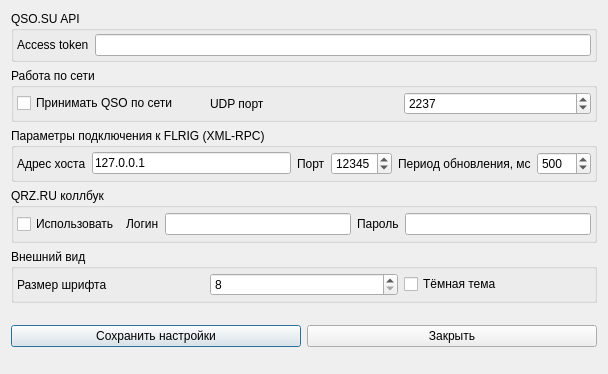
Above: settings.ui from qsosu/logger before the change. Below: the same form after it.
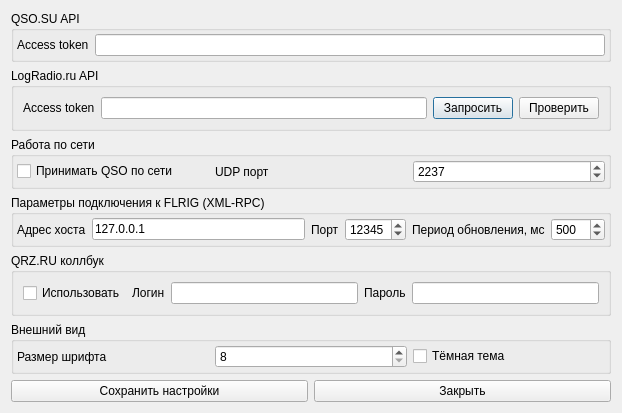
That is the form after the change. Icons and pictures are not drawn.

What changed in the file:
```diff
--- a/settings.ui
+++ b/settings.ui
@@ -6,8 +6,8 @@
    <rect>
     <x>0</x>
     <y>0</y>
-    <width>608</width>
-    <height>374</height>
+    <width>622</width>
+    <height>382</height>
    </rect>
   </property>
   <property name="windowTitle">
@@ -49,6 +49,51 @@
      </layout>
     </widget>
    </item>
+   <item>
+    <widget class="QGroupBox" name="groupBox_7">
+     <property name="sizePolicy">
+      <sizepolicy hsizetype="Minimum" vsizetype="Minimum">
+       <horstretch>0</horstretch>
+       <verstretch>0</verstretch>
+      </sizepolicy>
+     </property>
+     <property name="minimumSize">
+      <size>
+       <width>0</width>
+       <height>0</height>
+      </size>
+     </property>
+     <property name="title">
+      <string>LogRadio.ru API</string>
+     </property>
+     <layout class="QGridLayout" name="gridLayout">
+      <item row="0" column="0">
+       <widget class="QLabel" name="label_11">
+        <property name="text">
+         <string>Access token</string>
+        </property>
+       </widget>
+      </item>
+      <item row="0" column="1">
+       <widget class="QLineEdit" name="LogRadioAccessToken"/>
+      </item>
+      <item row="0" column="2">
+       <widget class="QPushButton" name="getLogRadioTokenBtn">
+        <property name="text">
+         <string>Запросить</string>
+        </property>
+       </widget>
+      </item>
+      <item row="0" column="3">
+       <widget class="QPushButton" name="checkLogRadioTokenBtn">
+        <property name="text">
+         <string>Проверить</string>
+        </property>
+       </widget>
+      </item>
+     </layout>
+    </widget>
+   </item>
    <item>
     <widget class="QGroupBox" name="groupBox">
      <property name="title">
@@ -96,6 +141,9 @@
       </item>
       <item>
        <spacer name="horizontalSpacer">
+        <property name="orientation">
+         <enum>Qt::Vertical</enum>
+        </property>
         <property name="sizeHint" stdset="0">
          <size>
           <width>0</width>
@@ -181,6 +229,9 @@
       </item>
       <item>
        <spacer name="horizontalSpacer_4">
+        <property name="orientation">
+         <enum>Qt::Vertical</enum>
+        </property>
         <property name="sizeHint" stdset="0">
          <size>
           <width>0</width>
@@ -198,18 +249,6 @@
       <string>QRZ.RU коллбук</string>
      </property>
      <layout class="QHBoxLayout" name="horizontalLayout_2">
-      <property name="leftMargin">
-       <number>3</number>
-      </property>
-      <property name="topMargin">
-       <number>3</number>
-      </property>
-      <property name="rightMargin">
-       <number>3</number>
-      </property>
-      <property name="bottomMargin">
-       <number>3</number>
-      </property>
       <item>
        <widget class="QCheckBox" name="qrzruEnable">
         <property name="text">
@@ -217,16 +256,6 @@
         </property>
        </widget>
       </item>
-      <item>
-       <spacer name="horizontalSpacer_5">
-        <property name="sizeHint" stdset="0">
-         <size>
-          <width>0</width>
-          <height>20</height>
-         </size>
-        </property>
-       </spacer>
-      </item>
       <item>
        <widget class="QLabel" name="label_6">
         <property name="text">
@@ -287,6 +316,9 @@
       </item>
       <item>
        <spacer name="horizontalSpacer_6">
+        <property name="orientation">
+         <enum>Qt::Vertical</enum>
+        </property>
         <property name="sizeHint" stdset="0">
          <size>
           <width>0</width>
@@ -309,6 +341,9 @@
     <layout class="QHBoxLayout" name="horizontalLayout_3">
      <item>
       <spacer name="horizontalSpacer_2">
+       <property name="orientation">
+        <enum>Qt::Vertical</enum>
+       </property>
        <property name="sizeHint" stdset="0">
         <size>
          <width>0</width>
@@ -333,6 +368,9 @@
      </item>
      <item>
       <spacer name="horizontalSpacer_3">
+       <property name="orientation">
+        <enum>Qt::Vertical</enum>
+       </property>
        <property name="sizeHint" stdset="0">
         <size>
          <width>0</width>
```
